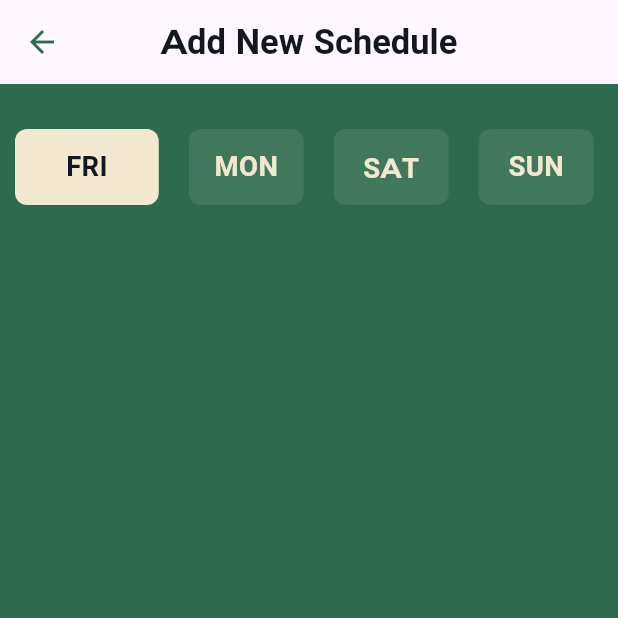
After one commit to 0Ahmad0/smart-planter, a Flutter app: the AddScheduleScreen screen opened by its route, on a phone screen of 412 x 824 dp, the top half of it. The commit adds this screen. Run offline on Flutter 3.47's test engine with Material 3 defaults, Android fonts, the phone set to English and light mode, and no system bars; our stand-ins replace animate_do, carousel_slider, cloud_firestore, dio, firebase_auth, firebase_core and 13 more; accounts and stored records are empty.

Commit message:
add schedule

```diff
--- /dev/null
+++ b/lib/app/pages/add_schedule_screen.dart
@@ -0,0 +1,117 @@
+import 'package:flutter/material.dart';
+import 'package:flutter_screenutil/flutter_screenutil.dart';
+import 'package:smart_plans/core/utils/color_manager.dart';
+import 'package:smart_plans/core/utils/styles_manager.dart';
+import 'package:smart_plans/core/utils/values_manager.dart';
+
+class AddScheduleScreen extends StatefulWidget {
+  const AddScheduleScreen({super.key});
+
+  @override
+  State<AddScheduleScreen> createState() => _AddScheduleScreenState();
+}
+
+class _AddScheduleScreenState extends State<AddScheduleScreen> {
+  final List<String> _weeksName = [
+    'Friday',
+    'Monday',
+    'Saturday',
+    'Sunday',
+    'Thursday',
+    'Tuesday',
+    'Wednesday'
+  ];
+  int _currentIndex = 0;
+  @override
+  Widget build(BuildContext context) {
+    return Scaffold(
+      appBar: AppBar(
+        title: Text('Add New Schedule'),
+      ),
+      body: Column(
+        children: [
+          const SizedBox(
+            height: AppSize.s20,
+          ),
+          StatefulBuilder(
+            builder: (context,daySetState) {
+              return SizedBox(
+                height: 80.h,
+                child: ListView.builder(
+                    scrollDirection: Axis.horizontal,
+                    itemBuilder: (context, index) => InkWell(
+                          onTap: () {
+                            daySetState((){
+                              _currentIndex = index;
+                            });
+                          },
+                          child: DayWidget(
+                            isSelected: _currentIndex == index,
+                            day: _weeksName[index],
+                          ),
+                        ),
+                    itemCount: _weeksName.length),
+              );
+            }
+          )
+        ],
+      ),
+    );
+  }
+}
+
+class DayWidget extends StatelessWidget {
+  const DayWidget({super.key, required this.isSelected, required this.day});
+
+  final bool isSelected;
+  final String day;
+
+  @override
+  Widget build(BuildContext context) {
+    return AnimatedContainer(
+      width: isSelected ? 100.w : 80.w,
+      duration: Duration(milliseconds: 300),
+      padding: EdgeInsets.all(AppPadding.p10),
+      margin: EdgeInsets.symmetric(
+          vertical: AppMargin.m10, horizontal: AppMargin.m10),
+      decoration: BoxDecoration(
+          borderRadius: BorderRadius.circular(8) ,
+          color: isSelected
+              ? ColorManager.secondary
+              : ColorManager.secondary.withOpacity(.1)),
+      child: Column(
+        mainAxisAlignment: MainAxisAlignment.center,
+        children: [
+          FittedBox(
+            child: Text(
+              getAbbreviatedDayName(day),
+              style: StylesManager.titleBoldTextStyle(
+                  color: isSelected ? ColorManager.black : ColorManager.secondary, size: 20.sp),
+            ),
+          )
+        ],
+      ),
+    );
+  }
+}
+
+String getAbbreviatedDayName(String fullName) {
+  switch (fullName) {
+    case 'Monday':
+      return 'MON';
+    case 'Tuesday':
+      return 'TUE';
+    case 'Wednesday':
+      return 'WED';
+    case 'Thursday':
+      return 'THU';
+    case 'Friday':
+      return 'FRI';
+    case 'Saturday':
+      return 'SAT';
+    case 'Sunday':
+      return 'SUN';
+    default:
+      return '';
+  }
+}
--- a/lib/core/route/app_route.dart
+++ b/lib/core/route/app_route.dart
@@ -1,6 +1,6 @@
 import '../../app/pages/add_new_plant_screen.dart';
-import '../../app/pages/add_schedule.dart';
-import '../../app/pages/schedule_page.dart';
+import '../../app/pages/add_schedule_screen.dart';
+import '../../app/pages/schedule_screen.dart';
 import '/app/pages/add_plant_screen.dart';
 import '/app/pages/connection_wifi_screen.dart';
 import '/app/pages/details/details_screen.dart';
```
Also changed, not shown: lib/app/pages/schedule_screen.dart (renamed from lib/app/pages/schedule_page.dart).
